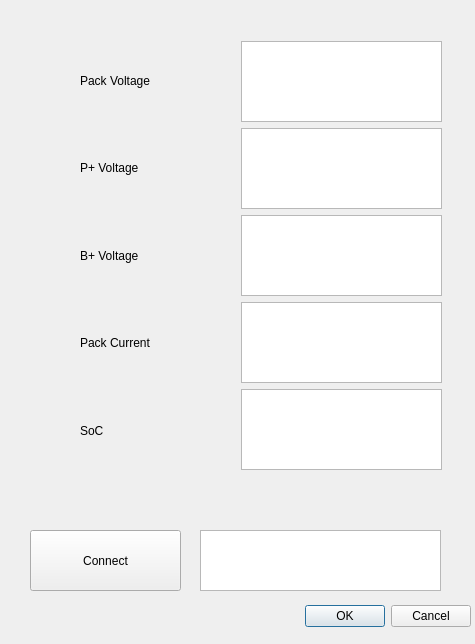
This is bms_ui.ui in raymondkavlick/bms_interface as Qt 5 draws it before an edit. The edited form follows.
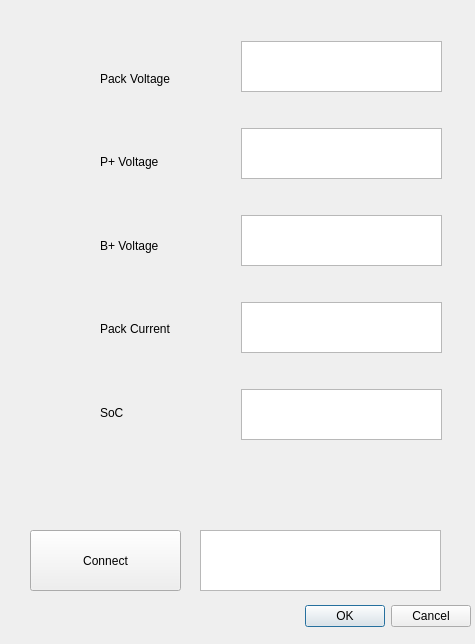
This is the edited form.

Diff of the .ui file:
```diff
--- a/bms_ui.ui
+++ b/bms_ui.ui
@@ -67,7 +67,7 @@
      <x>241</x>
      <y>128</y>
      <width>201</width>
-     <height>81</height>
+     <height>51</height>
     </rect>
    </property>
   </widget>
@@ -77,7 +77,7 @@
      <x>241</x>
      <y>215</y>
      <width>201</width>
-     <height>81</height>
+     <height>51</height>
     </rect>
    </property>
   </widget>
@@ -87,7 +87,7 @@
      <x>241</x>
      <y>302</y>
      <width>201</width>
-     <height>81</height>
+     <height>51</height>
     </rect>
    </property>
   </widget>
@@ -97,17 +97,17 @@
      <x>241</x>
      <y>389</y>
      <width>201</width>
-     <height>81</height>
+     <height>51</height>
     </rect>
    </property>
   </widget>
   <widget class="QWidget" name="">
    <property name="geometry">
     <rect>
-     <x>80</x>
+     <x>100</x>
      <y>40</y>
-     <width>131</width>
-     <height>431</height>
+     <width>111</width>
+     <height>411</height>
     </rect>
    </property>
    <layout class="QVBoxLayout" name="verticalLayout">
@@ -154,7 +154,7 @@
      <x>241</x>
      <y>41</y>
      <width>201</width>
-     <height>81</height>
+     <height>51</height>
     </rect>
    </property>
    <property name="minimumSize">
```
